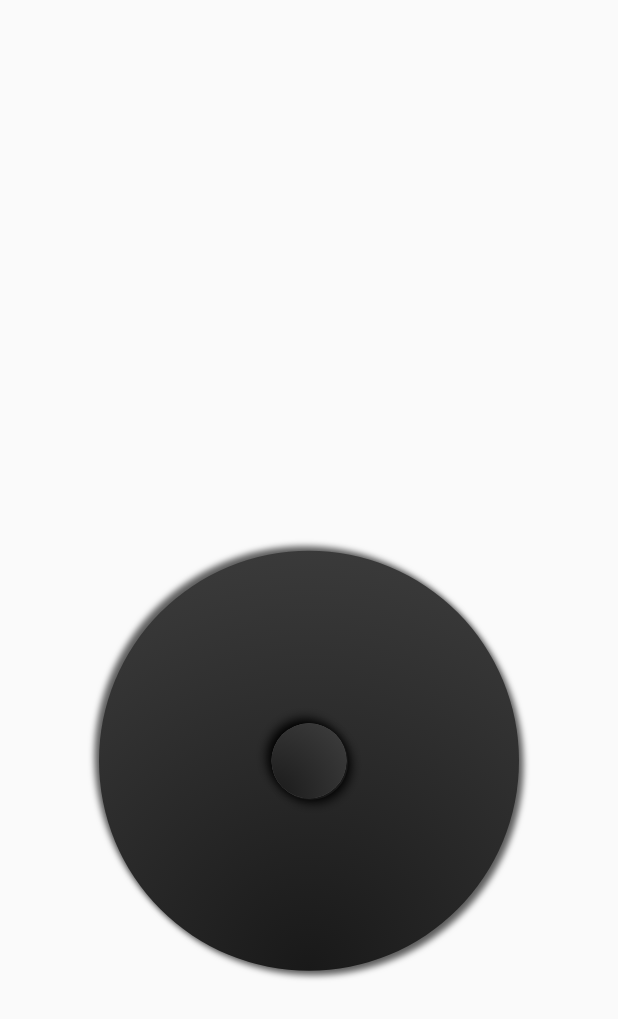
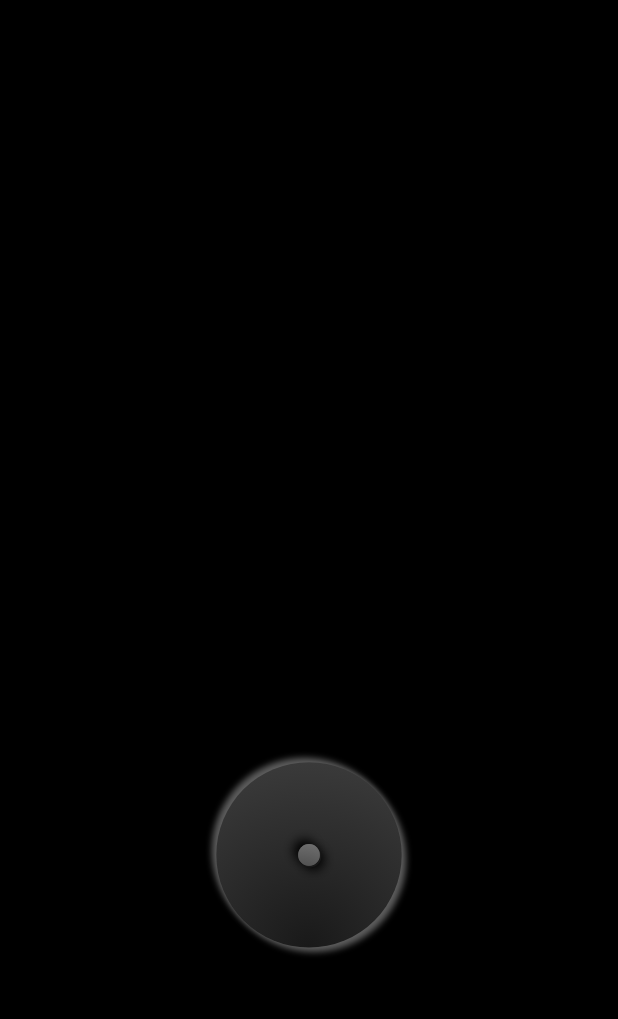
Before and after one commit to esraaabdrabo/game-Controller, a Flutter app: the screen it shows after launch, on a phone screen of 412 x 824 dp. Shown: the top 1019 px of the screen. Run offline on Flutter 3.47's test engine with Material 2 defaults, Android fonts, the phone set to English and light mode, and no system bars.

Commit message:
bug in mobile responsive

```diff
--- a/lib/main.dart
+++ b/lib/main.dart
@@ -3,6 +3,8 @@ import 'dart:developer';
 import 'package:esraaabdrabo/provider.dart';
 import 'package:flutter/material.dart';
 import 'package:provider/provider.dart';
+
+Color greyColor = const Color.fromARGB(255, 25, 25, 25);
 
 void main() {
   runApp(const MyApp());
@@ -10,12 +12,11 @@ void main() {
 
 class MyApp extends StatelessWidget {
   const MyApp({super.key});
-
-  // This widget is the root of your application.
   @override
   Widget build(BuildContext context) {
     return MaterialApp(
-        title: 'Flutter Demo',
+        debugShowCheckedModeBanner: false,
+        title: 'Game Controller',
         theme: ThemeData(
           primarySwatch: Colors.blue,
         ),
@@ -31,7 +32,6 @@ class PlayController extends StatefulWidget {
 }
 
 class _PlayControllerState extends State<PlayController> {
-  Color greyColor = const Color.fromARGB(255, 25, 25, 25);
   @override
   Widget build(BuildContext context) {
     var screenWidth = MediaQuery.of(context).size.width;
@@ -42,10 +42,12 @@ class _PlayControllerState extends State<PlayController> {
       builder: (context, child) {
         PlayControllerVM provider = Provider.of(context);
         return Scaffold(
+            backgroundColor: Colors.black,
             body: Column(
               crossAxisAlignment: CrossAxisAlignment.stretch,
               mainAxisAlignment: MainAxisAlignment.spaceEvenly,
               children: [
+                //show the moveBTN image or empty space
                 provider.result != ""
                     ? Image.asset(
                         provider.result,
@@ -55,12 +57,12 @@ class _PlayControllerState extends State<PlayController> {
                         height: screenHeight * .15,
                       ),
                 CircleAvatar(
-              radius: 250,
+                  radius: screenWidth * .15,
                   backgroundColor: Colors.transparent,
                   child: Container(
-                padding: const EdgeInsets.all(10),
-                height: 280,
-                width: 280,
+                    padding: EdgeInsets.all(screenHeight * .01),
+                    height: screenHeight * .4,
+                    width: screenHeight * .4,
                     decoration: BoxDecoration(
                         gradient: RadialGradient(
                             colors: [greyColor, Colors.white],
@@ -83,33 +85,33 @@ class _PlayControllerState extends State<PlayController> {
                         provider.showMoves
                             ? Stack(
                                 children: [
-                              //tri
-                              move(
-                                provider,
-                                1,
-                                "lib/images/triangle.png",
-                                Alignment.topCenter,
+                                  //triangle
+                                  MoveBTN(
+                                    provider: provider,
+                                    moveBTNIndex: 1,
+                                    imgPath: "lib/images/triangle.png",
+                                    align: Alignment.topCenter,
                                   ),
                                   //x
-                              move(
-                                provider,
-                                3,
-                                "lib/images/x.png",
-                                Alignment.bottomCenter,
+                                  MoveBTN(
+                                    provider: provider,
+                                    moveBTNIndex: 3,
+                                    imgPath: "lib/images/x.png",
+                                    align: Alignment.bottomCenter,
                                   ),
                                   //circle
-                              move(
-                                provider,
-                                0,
-                                "lib/images/circle.png",
-                                Alignment.centerLeft,
+                                  MoveBTN(
+                                    provider: provider,
+                                    moveBTNIndex: 0,
+                                    imgPath: "lib/images/circle.png",
+                                    align: Alignment.centerLeft,
                                   ),
                                   //square
-                              move(
-                                provider,
-                                2,
-                                "lib/images/square.png",
-                                Alignment.centerRight,
+                                  MoveBTN(
+                                    provider: provider,
+                                    moveBTNIndex: 2,
+                                    imgPath: "lib/images/square.png",
+                                    align: Alignment.centerRight,
                                   ),
                                 ],
                               )
@@ -121,12 +123,12 @@ class _PlayControllerState extends State<PlayController> {
                             onDraggableCanceled: (velocity, offset) {
                               provider.changeShowMoves(false);
                             },
-                        data: "esraa",
+                            data: "",
                             rootOverlay: true,
                             //ال ويدجت الاساسية هتتبدل بدة لما يتسحب
                             childWhenDragging: const SizedBox(),
-                        feedback: controllBTN(),
-                        child: controllBTN()),
+                            feedback: const ControllerBTN(),
+                            child: const ControllerBTN()),
                       ],
                     ),
                   ),
@@ -137,11 +139,69 @@ class _PlayControllerState extends State<PlayController> {
       },
     );
   }
+}
 
-  controllBTN() {
+// ignore: must_be_immutable
+class MoveBTN extends StatelessWidget {
+  PlayControllerVM provider;
+  int moveBTNIndex;
+  String imgPath;
+  AlignmentGeometry align;
+  MoveBTN(
+      {required this.align,
+      required this.imgPath,
+      required this.moveBTNIndex,
+      required this.provider,
+      super.key});
+
+  @override
+  Widget build(BuildContext context) {
+    var screenWidth = MediaQuery.of(context).size.width;
+    var screenHeight = MediaQuery.of(context).size.height;
+
+    return Align(
+      alignment: align,
+      child: DragTarget(
+        //when enter display triangle
+        onMove: (details) {
+          provider.changeResult(moveBTNIndex);
+        },
+        //when leave x dissapeared
+        onLeave: (data) => provider.clearResult(),
+
+        builder: (context, acceptedData, rejectedData) {
           return Container(
-      height: 50,
-      width: 50,
+            padding: EdgeInsets.all(screenHeight * .015),
+            decoration: BoxDecoration(shape: BoxShape.circle, boxShadow: [
+              const BoxShadow(
+                  offset: Offset(3, 3), color: Colors.black, blurRadius: 5),
+              const BoxShadow(
+                  offset: Offset(-3, -3), color: Colors.black, blurRadius: 5),
+              BoxShadow(offset: const Offset(1, 1), color: greyColor),
+            ]),
+            height: screenHeight * .1,
+            width: screenWidth * .05,
+            child: Image.asset(imgPath),
+          );
+        },
+      ),
+    );
+  }
+}
+
+class ControllerBTN extends StatelessWidget {
+  const ControllerBTN({super.key});
+
+  @override
+  Widget build(BuildContext context) {
+    var screenWidth = MediaQuery.of(context).size.width;
+    var screenHeight = MediaQuery.of(context).size.height;
+
+    return
+        //shadow effect
+        Container(
+      height: screenHeight * .09,
+      width: screenWidth * .035,
       decoration: BoxDecoration(boxShadow: [
         const BoxShadow(
             offset: Offset(3, 3), color: Colors.black, blurRadius: 5),
@@ -149,9 +209,10 @@ class _PlayControllerState extends State<PlayController> {
             offset: Offset(-3, -3), color: Colors.black, blurRadius: 5),
         BoxShadow(offset: const Offset(1, 1), color: greyColor),
       ], shape: BoxShape.circle, color: const Color.fromARGB(255, 82, 82, 82)),
+      //gradient effect
       child: Container(
-        height: 35,
-        width: 35,
+        height: screenHeight * .05,
+        width: screenWidth * .02,
         decoration: BoxDecoration(
             shape: BoxShape.circle,
             gradient: RadialGradient(
@@ -164,36 +225,4 @@ class _PlayControllerState extends State<PlayController> {
       ),
     );
   }
-
-  move(PlayControllerVM provider, int moveIndex, String imgPath,
-      AlignmentGeometry align) {
-    return Align(
-      alignment: align,
-      child: DragTarget(
-        //when enter display triangle
-        onMove: (details) {
-          provider.changeResult(moveIndex);
-        },
-        //when leave x dissapeared
-
-        onLeave: (data) => provider.clearResult(),
-
-        builder: (context, acceptedData, rejectedData) {
-          return Container(
-            padding: const EdgeInsets.all(15),
-            decoration: BoxDecoration(shape: BoxShape.circle, boxShadow: [
-              const BoxShadow(
-                  offset: Offset(3, 3), color: Colors.black, blurRadius: 5),
-              const BoxShadow(
-                  offset: Offset(-3, -3), color: Colors.black, blurRadius: 5),
-              BoxShadow(offset: const Offset(1, 1), color: greyColor),
-            ]),
-            height: 80,
-            width: 80,
-            child: Image.asset(imgPath),
-          );
-        },
-      ),
-    );
 }
-}
--- a/lib/provider.dart
+++ b/lib/provider.dart
@@ -9,6 +9,7 @@ class PlayControllerVM extends ChangeNotifier {
   ];
   bool showMoves = false;
   String result = "";
+
   void changeShowMoves(bool value) {
     showMoves = value;
     notifyListeners();
```
Lines whose indentation alone changed are shown as unchanged.
